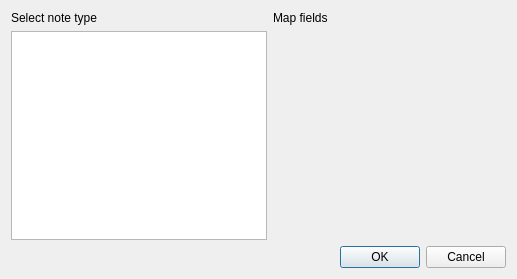
This is config_dialog.ui in hssm/media-import as Qt 5 draws it before an edit. The edited form follows.
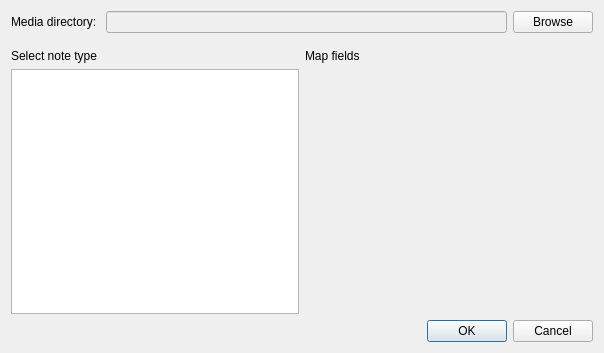
This is the edited form.

Commit message:
Add a browse button the UI
Let the user pick a media directory when they want instead of prompting immediately on activating the add-on from the menu.

Diff of the .ui file:
```diff
--- a/config_dialog.ui
+++ b/config_dialog.ui
@@ -6,15 +6,56 @@
    <rect>
     <x>0</x>
     <y>0</y>
-    <width>517</width>
-    <height>279</height>
+    <width>604</width>
+    <height>353</height>
    </rect>
   </property>
   <property name="windowTitle">
    <string>Form</string>
   </property>
-  <layout class="QGridLayout" name="gridLayout_2">
-   <item row="1" column="0">
+  <layout class="QVBoxLayout" name="verticalLayout">
+   <item>
+    <layout class="QHBoxLayout" name="horizontalLayout_2">
+     <item>
+      <widget class="QLabel" name="label_3">
+       <property name="text">
+        <string>Media directory: </string>
+       </property>
+      </widget>
+     </item>
+     <item>
+      <widget class="QLineEdit" name="mediaDir">
+       <property name="enabled">
+        <bool>false</bool>
+       </property>
+      </widget>
+     </item>
+     <item>
+      <widget class="QPushButton" name="browse">
+       <property name="text">
+        <string>Browse</string>
+       </property>
+      </widget>
+     </item>
+    </layout>
+   </item>
+   <item>
+    <spacer name="verticalSpacer">
+     <property name="orientation">
+      <enum>Qt::Vertical</enum>
+     </property>
+     <property name="sizeType">
+      <enum>QSizePolicy::Fixed</enum>
+     </property>
+     <property name="sizeHint" stdset="0">
+      <size>
+       <width>0</width>
+       <height>10</height>
+      </size>
+     </property>
+    </spacer>
+   </item>
+   <item>
     <layout class="QGridLayout" name="gridLayout">
      <item row="2" column="0">
       <widget class="QListWidget" name="modelList"/>
```
The commit also changes 2 other files.
